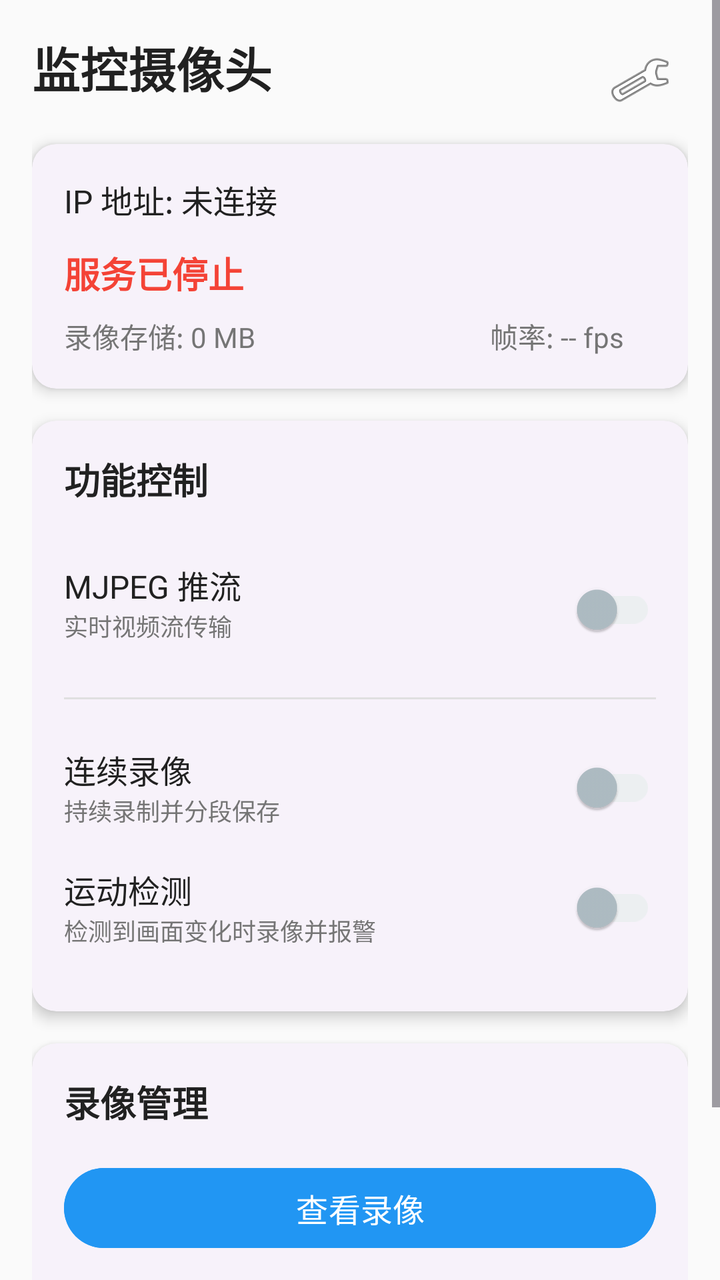
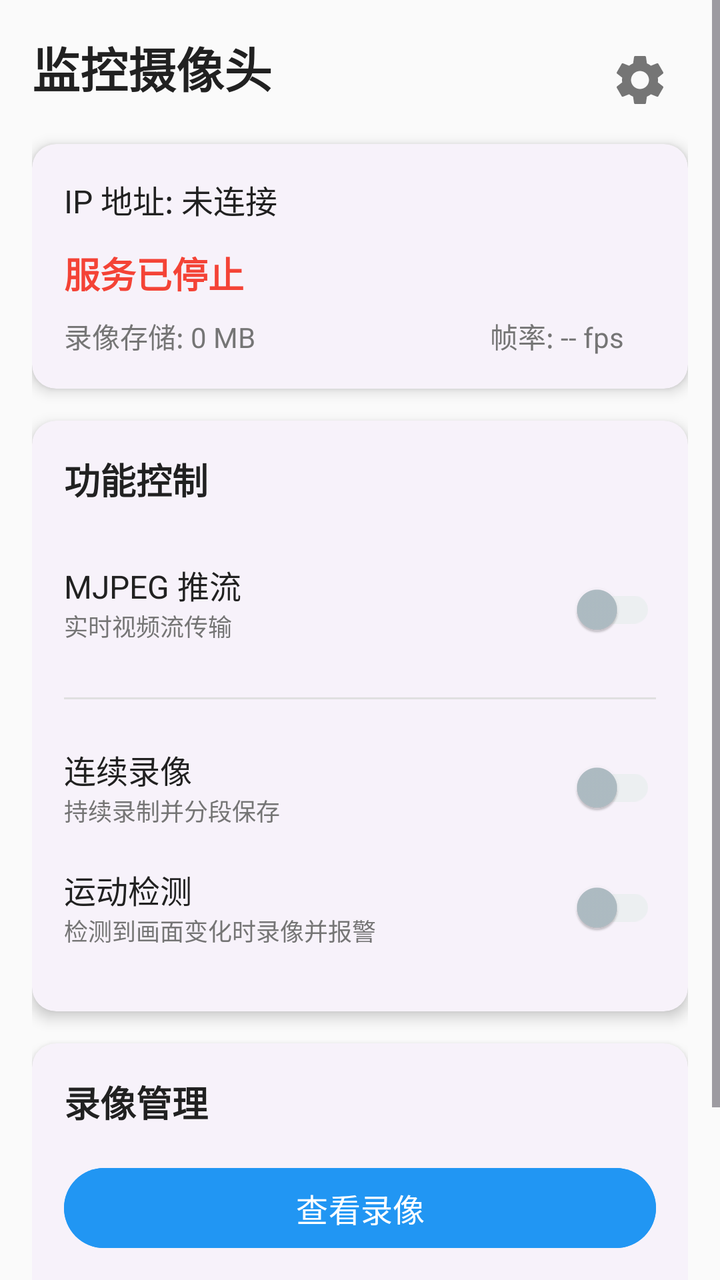

Two renders of the same Android screen: before a commit and after it. Below are the layout's source before the change and the commit's diff.
<!-- AndroidManifest.xml: application theme Theme.SelfCamMonitor -->
<!-- res/layout/activity_main.xml -->
<?xml version="1.0" encoding="utf-8"?>
<ScrollView xmlns:android="http://schemas.android.com/apk/res/android"
    android:layout_width="match_parent"
    android:layout_height="match_parent"
    xmlns:app="http://schemas.android.com/apk/res-auto"
    android:background="@color/background_light"
    android:fitsSystemWindows="true">

    <LinearLayout
        android:layout_width="match_parent"
        android:layout_height="wrap_content"
        android:orientation="vertical"
        android:padding="16dp">

        
        <LinearLayout
            android:layout_width="match_parent"
            android:layout_height="wrap_content"
            android:orientation="horizontal"
            android:layout_marginBottom="8dp">

            <TextView
                android:layout_width="0dp"
                android:layout_height="wrap_content"
                android:layout_weight="1"
                android:text="监控摄像头"
                android:textSize="24sp"
                android:textStyle="bold"
                android:textColor="@color/text_primary" />

            <ImageButton
                android:id="@+id/btnSettings"
                android:layout_width="48dp"
                android:layout_height="48dp"
                android:src="@android:drawable/ic_menu_manage"
                android:background="?attr/selectableItemBackgroundBorderless"
                android:contentDescription="设置" />
        </LinearLayout>

        
        <androidx.cardview.widget.CardView
            android:layout_width="match_parent"
            android:layout_height="wrap_content"
            android:layout_marginBottom="16dp"
            app:cardCornerRadius="12dp"
            app:cardElevation="4dp">

            <LinearLayout
                android:layout_width="match_parent"
                android:layout_height="wrap_content"
                android:orientation="vertical"
                android:padding="16dp">

                <TextView
                    android:id="@+id/tvIpAddress"
                    android:layout_width="match_parent"
                    android:layout_height="wrap_content"
                    android:text="IP 地址: 未连接"
                    android:textSize="16sp"
                    android:textColor="@color/text_primary"
                    android:layout_marginBottom="12dp" />

                <TextView
                    android:id="@+id/tvStatus"
                    android:layout_width="match_parent"
                    android:layout_height="wrap_content"
                    android:text="服务已停止"
                    android:textColor="@color/status_stopped"
                    android:textSize="18sp"
                    android:textStyle="bold" />

                <LinearLayout
                    android:layout_width="match_parent"
                    android:layout_height="wrap_content"
                    android:orientation="horizontal"
                    android:layout_marginTop="8dp">

                    <TextView
                        android:id="@+id/tvStorage"
                        android:layout_width="0dp"
                        android:layout_height="wrap_content"
                        android:layout_weight="1"
                        android:text="录像存储: 0 MB"
                        android:textSize="14sp"
                        android:textColor="@color/text_secondary"
                        android:maxLines="1"
                        android:ellipsize="end" />

                    <TextView
                        android:id="@+id/tvFps"
                        android:layout_width="wrap_content"
                        android:layout_height="wrap_content"
                        android:text="帧率: -- fps"
                        android:textSize="14sp"
                        android:textColor="@color/text_secondary"
                        android:layout_marginStart="12dp"
                        android:layout_marginEnd="16dp" />
                </LinearLayout>
            </LinearLayout>
        </androidx.cardview.widget.CardView>

        
        <androidx.cardview.widget.CardView
            android:layout_width="match_parent"
            android:layout_height="wrap_content"
            android:layout_marginBottom="16dp"
            app:cardCornerRadius="12dp"
            app:cardElevation="4dp">

            <LinearLayout
                android:layout_width="match_parent"
                android:layout_height="wrap_content"
                android:orientation="vertical"
                android:padding="16dp">

                <TextView
                    android:layout_width="match_parent"
                    android:layout_height="wrap_content"
                    android:text="功能控制"
                    android:textSize="18sp"
                    android:textStyle="bold"
                    android:textColor="@color/text_primary"
                    android:layout_marginBottom="16dp" />

                <LinearLayout
                    android:layout_width="match_parent"
                    android:layout_height="wrap_content"
                    android:orientation="horizontal"
                    android:paddingVertical="12dp">
                    <LinearLayout
                        android:layout_width="0dp"
                        android:layout_height="wrap_content"
                        android:layout_weight="1"
                        android:orientation="vertical">
                        <TextView
                            android:layout_width="wrap_content"
                            android:layout_height="wrap_content"
                            android:text="MJPEG 推流"
                            android:textSize="16sp"
                            android:textColor="@color/text_primary" />
                        <TextView
                            android:layout_width="wrap_content"
                            android:layout_height="wrap_content"
                            android:text="实时视频流传输"
                            android:textSize="12sp"
                            android:textColor="@color/text_secondary" />
                    </LinearLayout>
                    <com.google.android.material.switchmaterial.SwitchMaterial
                        android:id="@+id/switchMjpeg"
                        android:layout_width="wrap_content"
                        android:layout_height="wrap_content"
                        app:thumbTint="@color/thumb_tint"
                        app:trackTint="@color/track_tint" />
                </LinearLayout>

                <View
                    android:layout_width="match_parent"
                    android:layout_height="1dp"
                    android:background="@color/divider"
                    android:layout_marginVertical="8dp" />

                <LinearLayout
                    android:layout_width="match_parent"
                    android:layout_height="wrap_content"
                    android:orientation="vertical"
                    android:paddingVertical="12dp">

                    
                    <LinearLayout
                        android:layout_width="match_parent"
                        android:layout_height="wrap_content"
                        android:orientation="horizontal"
                        android:gravity="center_vertical"
                        android:layout_marginBottom="12dp">

                        <LinearLayout
                            android:layout_width="0dp"
                            android:layout_height="wrap_content"
                            android:layout_weight="1"
                            android:orientation="vertical">
                            <TextView
                                android:layout_width="wrap_content"
                                android:layout_height="wrap_content"
                                android:text="连续录像"
                                android:textSize="16sp"
                                android:textColor="@color/text_primary" />
                            <TextView
                                android:layout_width="wrap_content"
                                android:layout_height="wrap_content"
                                android:text="持续录制并分段保存"
                                android:textSize="12sp"
                                android:textColor="@color/text_secondary" />
                        </LinearLayout>

                        <androidx.appcompat.widget.SwitchCompat
                            android:id="@+id/switch_continuous"
                            android:layout_width="wrap_content"
                            android:layout_height="wrap_content"
                            app:thumbTint="@color/thumb_tint"
                            app:trackTint="@color/track_tint" />
                    </LinearLayout>

                    
                    <LinearLayout
                        android:layout_width="match_parent"
                        android:layout_height="wrap_content"
                        android:orientation="horizontal"
                        android:gravity="center_vertical">

                        <LinearLayout
                            android:layout_width="0dp"
                            android:layout_height="wrap_content"
                            android:layout_weight="1"
                            android:orientation="vertical">
                            <TextView
                                android:layout_width="wrap_content"
                                android:layout_height="wrap_content"
                                android:text="运动检测"
                                android:textSize="16sp"
                                android:textColor="@color/text_primary" />
                            <TextView
                                android:layout_width="wrap_content"
                                android:layout_height="wrap_content"
                                android:text="检测到画面变化时录像并报警"
                                android:textSize="12sp"
                                android:textColor="@color/text_secondary" />
                        </LinearLayout>

                        <androidx.appcompat.widget.SwitchCompat
                            android:id="@+id/switch_motion"
                            android:layout_width="wrap_content"
                            android:layout_height="wrap_content"
                            app:thumbTint="@color/thumb_tint"
                            app:trackTint="@color/track_tint" />
                    </LinearLayout>

                </LinearLayout>
            </LinearLayout>
        </androidx.cardview.widget.CardView>

        
        <androidx.cardview.widget.CardView
            android:layout_width="match_parent"
            android:layout_height="wrap_content"
            android:layout_marginBottom="24dp"
            app:cardCornerRadius="12dp"
            app:cardElevation="4dp">

            <LinearLayout
                android:layout_width="match_parent"
                android:layout_height="wrap_content"
                android:orientation="vertical"
                android:padding="16dp">

                <TextView
                    android:layout_width="match_parent"
                    android:layout_height="wrap_content"
                    android:text="录像管理"
                    android:textSize="18sp"
                    android:textStyle="bold"
                    android:textColor="@color/text_primary"
                    android:layout_marginBottom="16dp" />

                <Button
                    android:id="@+id/btnViewRecordings"
                    android:layout_width="match_parent"
                    android:layout_height="wrap_content"
                    android:text="查看录像"
                    android:textSize="16sp"
                    android:backgroundTint="@color/primary"
                    android:layout_marginBottom="8dp" />
            </LinearLayout>
        </androidx.cardview.widget.CardView>

        
        <LinearLayout
            android:layout_width="match_parent"
            android:layout_height="wrap_content"
            android:orientation="horizontal"
            android:gravity="center">

            <Button
                android:id="@+id/btnStart"
                android:layout_width="0dp"
                android:layout_height="wrap_content"
                android:layout_weight="1"
                android:text="启动监控"
                android:textSize="16sp"
                style="@style/Widget.Material3.Button"
                android:layout_marginEnd="8dp" />

            <Button
                android:id="@+id/btnStop"
                android:layout_width="0dp"
                android:layout_height="wrap_content"
                android:layout_weight="1"
                android:text="停止监控"
                android:textSize="16sp"
                style="@style/Widget.Material3.Button"
                android:layout_marginStart="8dp" />
        </LinearLayout>

    </LinearLayout>
</ScrollView>
<!-- resources referenced by this layout -->
<resources>
  <color name="background_light">#FAFAFA</color>
  <color name="divider">#E0E0E0</color>
  <color name="primary">#2196F3</color>
  <color name="status_stopped">#F44336</color>
  <color name="text_primary">#212121</color>
  <color name="text_secondary">#757575</color>
  <style name="Theme.SelfCamMonitor" parent="Base.Theme.SelfCamMonitor" />
  <style name="Base.Theme.SelfCamMonitor" parent="Theme.Material3.DayNight.NoActionBar">
          
          <item name="colorPrimary">@color/primary</item>
          <item name="colorOnPrimary">@color/white</item>
          <item name="colorPrimaryContainer">@color/primary_light</item>
          <item name="colorOnPrimaryContainer">@color/primary_dark</item>
  
          
          <item name="colorSecondary">@color/accent</item>
          <item name="colorOnSecondary">@color/white</item>
  
          
          <item name="android:colorBackground">@color/background_light</item>
          <item name="colorSurface">@color/surface</item>
          <item name="colorOnSurface">@color/text_primary</item>
  
          
          <item name="android:statusBarColor">@color/primary_dark</item>
          <item name="android:windowLightStatusBar">false</item>
          <item name="android:fitsSystemWindows">true</item>
  
          
          <item name="android:navigationBarColor">@color/primary_dark</item>
  
          
          <item name="cardViewStyle">@style/Widget.SelfCamMonitor.CardView</item>
      </style>
  <color name="white">#FFFFFFFF</color>
  <color name="primary_light">#BBDEFB</color>
  <color name="primary_dark">#1976D2</color>
  <color name="accent">#FF5722</color>
  <color name="surface">#FFFFFF</color>
  <style name="Widget.SelfCamMonitor.CardView" parent="Widget.Material3.CardView.Elevated">
          <item name="cardCornerRadius">12dp</item>
          <item name="cardElevation">4dp</item>
          <item name="strokeWidth">0dp</item>
      </style>
</resources>

<!-- the commit's change to res/layout/activity_main.xml (unified diff, before → after) -->
@@ -32,7 +32,7 @@
                 android:id="@+id/btnSettings"
                 android:layout_width="48dp"
                 android:layout_height="48dp"
-                android:src="@android:drawable/ic_menu_manage"
+                android:src="@drawable/ic_menu_settings"
                 android:background="?attr/selectableItemBackgroundBorderless"
                 android:contentDescription="设置" />
         </LinearLayout>
<!-- resource entries referenced after the edit -->
@@ -6,6 +6,17 @@
   <color name="status_stopped">#F44336</color>
   <color name="text_primary">#212121</color>
   <color name="text_secondary">#757575</color>
+  <!-- drawable ic_menu_settings (drawable) -->
+  <?xml version="1.0" encoding="utf-8"?>
+  <vector xmlns:android="http://schemas.android.com/apk/res/android"
+      android:width="30dp"
+      android:height="30dp"
+      android:viewportWidth="24"
+      android:viewportHeight="24"
+      android:tint="@color/text_secondary">
+      <path android:fillColor="@android:color/white" android:pathData="M19.14,12.94c0.04,-0.3 0.06,-0.61 0.06,-0.94c0,-0.32 -0.02,-0.64 -0.07,-0.94l2.03,-1.58c0.18,-0.14 0.23,-0.41 0.12,-0.61l-1.92,-3.32c-0.12,-0.22 -0.37,-0.29 -0.59,-0.22l-2.39,0.96c-0.5,-0.38 -1.03,-0.7 -1.62,-0.94L14.4,2.81c-0.04,-0.24 -0.24,-0.41 -0.48,-0.41h-3.84c-0.24,0 -0.43,0.17 -0.47,0.41L9.25,5.35C8.66,5.59 8.12,5.92 7.63,6.29L5.24,5.33c-0.22,-0.08 -0.47,0 -0.59,0.22L2.74,8.87C2.62,9.08 2.66,9.34 2.86,9.48l2.03,1.58C4.84,11.36 4.8,11.69 4.8,12s0.02,0.64 0.07,0.94l-2.03,1.58c-0.18,0.14 -0.23,0.41 -0.12,0.61l1.92,3.32c0.12,0.22 0.37,0.29 0.59,0.22l2.39,-0.96c0.5,0.38 1.03,0.7 1.62,0.94l0.36,2.54c0.05,0.24 0.24,0.41 0.48,0.41h3.84c0.24,0 0.44,-0.17 0.47,-0.41l0.36,-2.54c0.59,-0.24 1.13,-0.56 1.62,-0.94l2.39,0.96c0.22,0.08 0.47,0 0.59,-0.22l1.92,-3.32c0.12,-0.22 0.07,-0.47 -0.12,-0.61L19.14,12.94zM12,15.6c-1.98,0 -3.6,-1.62 -3.6,-3.6s1.62,-3.6 3.6,-3.6s3.6,1.62 3.6,3.6S13.98,15.6 12,15.6z"/>
+      
+  </vector>
   <style name="Theme.SelfCamMonitor" parent="Base.Theme.SelfCamMonitor" />
   <style name="Base.Theme.SelfCamMonitor" parent="Theme.Material3.DayNight.NoActionBar">
           
